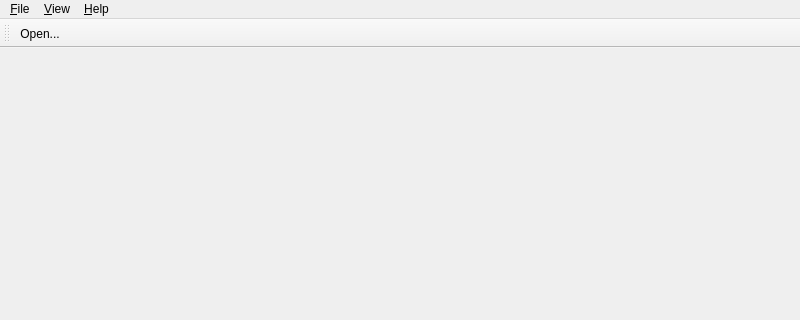
The window that Code/Application/mvdMainWindow.ui (orfeotoolbox/OTB) describes before a commit, drawn with Qt 5; both pictures show x 0 to 800 and y 0 to 320 of the 800 by 600 pixel window.
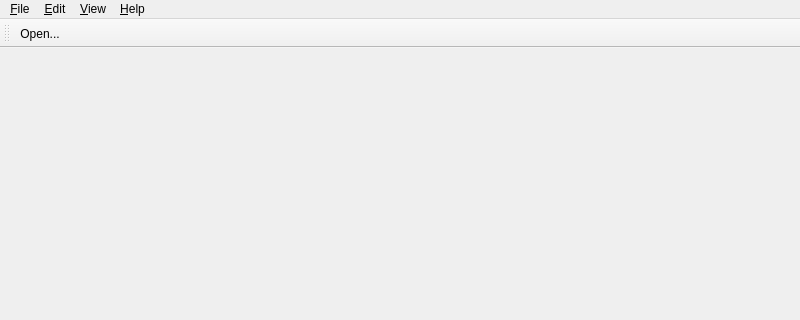
The same window after the commit. Icons and pictures are not drawn.

Commit message: ENH: Add an Edit Menu with the Preferences

Patch:
```diff
--- a/Code/Application/mvdMainWindow.ui
+++ b/Code/Application/mvdMainWindow.ui
@@ -49,7 +49,14 @@
     <addaction name="action_ColorSetup"/>
     <addaction name="action_ColorDynamics"/>
    </widget>
+   <widget class="QMenu" name="menu_Edit">
+    <property name="title">
+     <string>&amp;Edit</string>
+    </property>
+    <addaction name="action_Preferences"/>
+   </widget>
    <addaction name="menu_File"/>
+   <addaction name="menu_Edit"/>
    <addaction name="menu_View"/>
    <addaction name="menu_Help"/>
   </widget>
```
Left out of the diff: 3 changed lines with no effect on the pictures. The commit also changes 1 other file.
